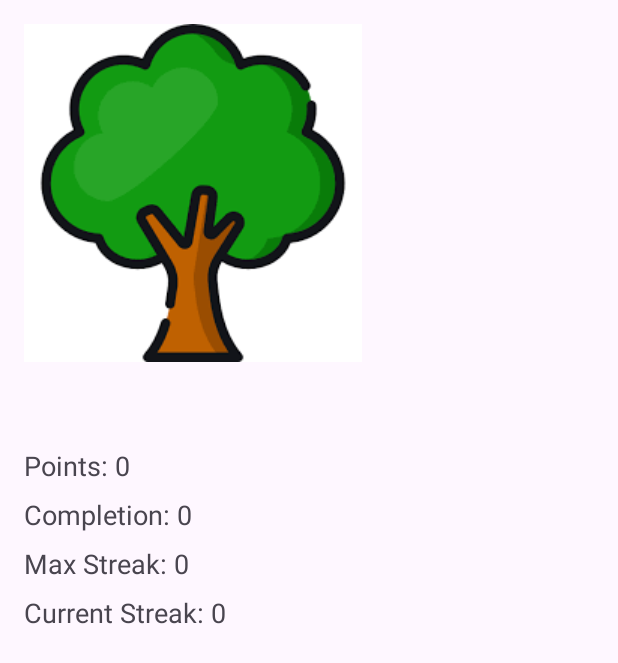
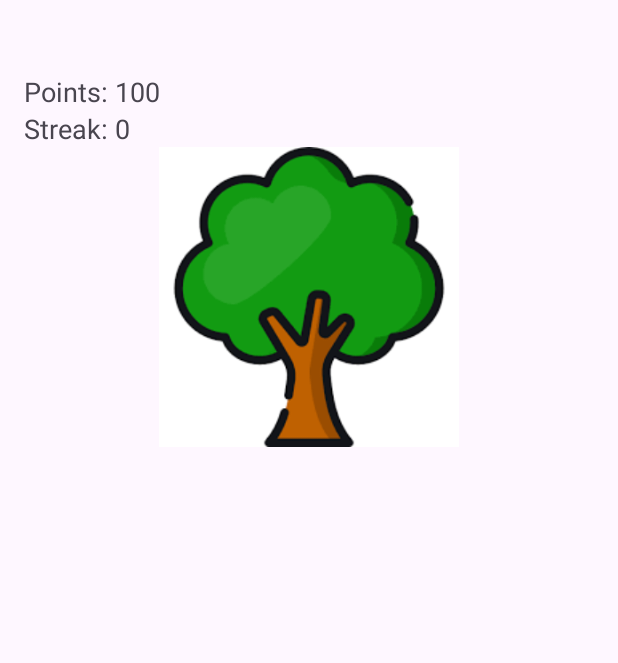
Before and after one commit to karapetyanm7/Goal-Tracker, an Android app: the HabitDetailActivity screen opened directly, with no data from a screen before it, on a phone screen of 412 x 824 dp. Shown: the top 663 px of the screen. Run offline under Robolectric (Android 15) with nearby library versions, the phone set to English and light mode, and no system bars.

Commit message:
Initial Commit

```diff
--- a/app/src/main/java/com/example/goaltracker/Habit.java
+++ b/app/src/main/java/com/example/goaltracker/Habit.java
@@ -14,6 +14,7 @@ public class Habit {
         this.completionCount = 0;
         this.maxStreak = 0;
         this.currentStreak = 0;
+
     }
 
     public String getName() {
@@ -56,4 +57,8 @@ public class Habit {
     public String toString() {
         return "Habit: " + name;
     }
+
+
+
+
 }
--- a/app/src/main/java/com/example/goaltracker/HabitDetailActivity.java
+++ b/app/src/main/java/com/example/goaltracker/HabitDetailActivity.java
@@ -1,44 +1,51 @@
 package com.example.goaltracker;
 
+import android.content.Intent;
 import android.os.Bundle;
 import android.widget.ImageView;
 import android.widget.TextView;
-
 import androidx.appcompat.app.AppCompatActivity;
 
 public class HabitDetailActivity extends AppCompatActivity {
 
-    private ImageView habitTreeImageView;
     private TextView habitNameTextView;
     private TextView habitPointsTextView;
-    private TextView habitCompletionTextView;
-    private TextView habitMaxStreakTextView;
-    private TextView habitCurrentStreakTextView;
+    private TextView habitStreakTextView;
+    private ImageView habitTreeImageView;
+    private ImageView streakIconImageView;
 
     @Override
     protected void onCreate(Bundle savedInstanceState) {
         super.onCreate(savedInstanceState);
         setContentView(R.layout.activity_habit_detail);
 
-        habitTreeImageView = findViewById(R.id.habitTreeImageView);
+        String habitName = getIntent().getStringExtra("habit_name");
+        int habitPoints = getIntent().getIntExtra("habit_points", 100); // Начальные очки 100
+        int currentStreak = getIntent().getIntExtra("habit_streak", 0); // Стрик по умолчанию 0
+
         habitNameTextView = findViewById(R.id.habitNameTextView);
         habitPointsTextView = findViewById(R.id.habitPointsTextView);
-        habitCompletionTextView = findViewById(R.id.habitCompletionTextView);
-        habitMaxStreakTextView = findViewById(R.id.habitMaxStreakTextView);
-        habitCurrentStreakTextView = findViewById(R.id.habitCurrentStreakTextView);
-
-        String habitName = getIntent().getStringExtra("habitName");
-        int habitPoints = getIntent().getIntExtra("habitPoints", 0);
-        int habitCompletion = getIntent().getIntExtra("habitCompletion", 0);
-        int habitMaxStreak = getIntent().getIntExtra("habitMaxStreak", 0);
-        int habitCurrentStreak = getIntent().getIntExtra("habitCurrentStreak", 0);
+        habitStreakTextView = findViewById(R.id.habitStreakTextView);
+        habitTreeImageView = findViewById(R.id.habitTreeImageView);
+        streakIconImageView = findViewById(R.id.streakIconImageView);
 
         habitNameTextView.setText(habitName);
         habitPointsTextView.setText("Points: " + habitPoints);
-        habitCompletionTextView.setText("Completion: " + habitCompletion);
-        habitMaxStreakTextView.setText("Max Streak: " + habitMaxStreak);
-        habitCurrentStreakTextView.setText("Current Streak: " + habitCurrentStreak);
+        habitStreakTextView.setText("Streak: " + currentStreak);
 
-        habitTreeImageView.setImageResource(R.drawable.tree_normal);
+
+        if (habitPoints >= 500) {
+            habitTreeImageView.setImageResource(R.drawable.tree_final);
+        } else if (habitPoints >= 200) {
+            habitTreeImageView.setImageResource(R.drawable.tree_stage2);
+        } else {
+            habitTreeImageView.setImageResource(R.drawable.tree_normal);
+        }
+
+        if (currentStreak >= 1) {
+            streakIconImageView.setImageResource(R.drawable.streak_fire);
+        } else {
+            streakIconImageView.setVisibility(ImageView.INVISIBLE);
+        }
     }
 }
--- a/app/src/main/res/layout/activity_habit_detail.xml
+++ b/app/src/main/res/layout/activity_habit_detail.xml
@@ -5,50 +5,43 @@
     android:orientation="vertical"
     android:padding="16dp">
 
-    <ImageView
-        android:id="@+id/habitTreeImageView"
-        android:layout_width="wrap_content"
-        android:layout_height="wrap_content"
-        android:src="@drawable/tree_normal" />
 
     <TextView
         android:id="@+id/habitNameTextView"
         android:layout_width="wrap_content"
         android:layout_height="wrap_content"
         android:text="Habit Name"
-        android:textSize="24sp"
-        android:layout_marginTop="16dp" />
+        android:textSize="24sp" />
+
 
     <TextView
         android:id="@+id/habitPointsTextView"
         android:layout_width="wrap_content"
         android:layout_height="wrap_content"
-        android:text="Points: 0"
-        android:textSize="18sp"
-        android:layout_marginTop="8dp" />
+        android:text="Points: 100"
+        android:textSize="18sp" />
+
 
     <TextView
-        android:id="@+id/habitCompletionTextView"
+        android:id="@+id/habitStreakTextView"
         android:layout_width="wrap_content"
         android:layout_height="wrap_content"
-        android:text="Completion: 0"
-        android:textSize="18sp"
-        android:layout_marginTop="8dp" />
+        android:text="Streak: 0"
+        android:textSize="18sp" />
 
-    <TextView
-        android:id="@+id/habitMaxStreakTextView"
-        android:layout_width="wrap_content"
-        android:layout_height="wrap_content"
-        android:text="Max Streak: 0"
-        android:textSize="18sp"
-        android:layout_marginTop="8dp" />
 
-    <TextView
-        android:id="@+id/habitCurrentStreakTextView"
-        android:layout_width="wrap_content"
-        android:layout_height="wrap_content"
-        android:text="Current Streak: 0"
-        android:textSize="18sp"
-        android:layout_marginTop="8dp" />
+    <ImageView
+        android:id="@+id/habitTreeImageView"
+        android:layout_width="match_parent"
+        android:layout_height="200dp"
+        android:src="@drawable/tree_normal" />
+
+
+    <ImageView
+        android:id="@+id/streakIconImageView"
+        android:layout_width="50dp"
+        android:layout_height="50dp"
+        android:visibility="gone"
+        android:src="@drawable/streak_fire" />
 
 </LinearLayout>
--- a/app/src/main/res/layout/activity_main.xml
+++ b/app/src/main/res/layout/activity_main.xml
@@ -4,11 +4,6 @@
     android:orientation="vertical"
     android:padding="16dp">
 
-    <EditText
-        android:id="@+id/habitEditText"
-        android:layout_width="match_parent"
-        android:layout_height="wrap_content"
-        android:hint="Enter habit" />
 
     <Button
         android:id="@+id/addButton"
```
Also changed, not shown: app/src/main/java/com/example/goaltracker/MainActivity.java (+176 -47 lines), app/src/main/res/layout/habit_item.xml (added, +52 -0 lines), app/src/main/res/drawable/delete_icon.png (added), app/src/main/res/drawable/edit_icon.png (added), app/src/main/res/drawable/marked.png (added), app/src/main/res/drawable/more_icon.png (added), app/src/main/res/drawable/streak_fire.png (added).
